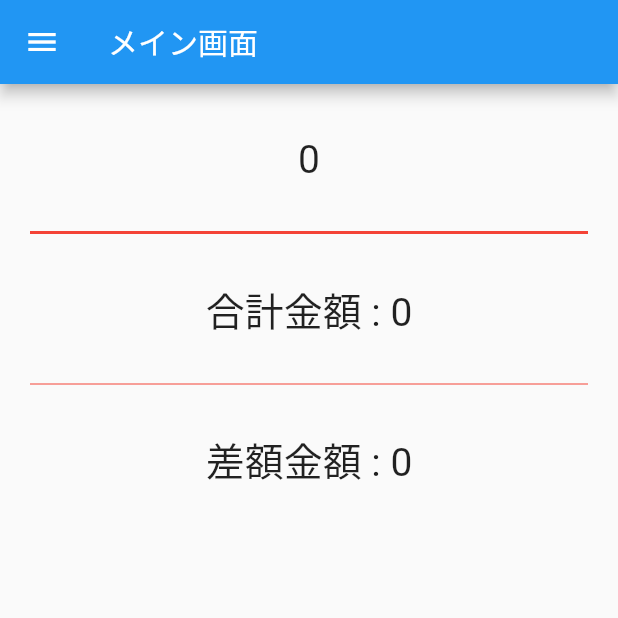
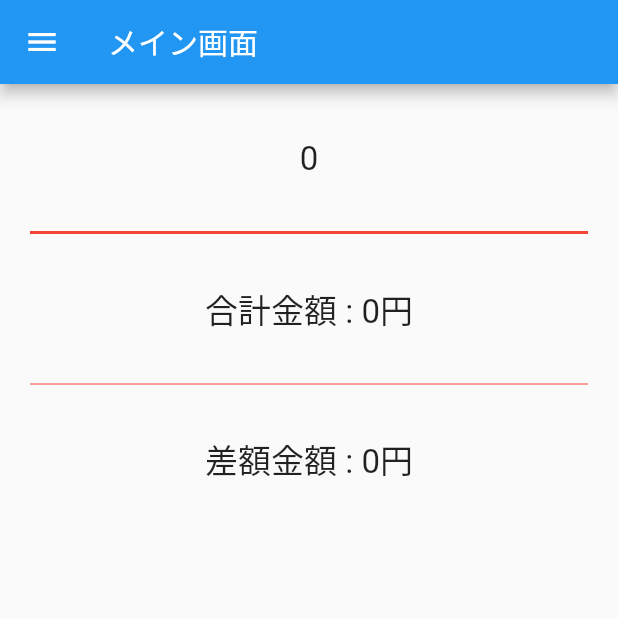
Before and after one commit to gitknkn/flutter_tutorial, a Flutter app: the MoneyScreen screen opened by its route, on a phone screen of 412 x 824 dp, the top half of it. Run offline on Flutter 3.47's test engine with Material 2 defaults, Android fonts, the light colour scheme and no system bars; our stand-ins replace badges, date_time_picker, dio, flutter_riverpod, flutter_slidable, freezed_annotation and 5 more; accounts and stored records are empty; generated files the repository leaves out were written again.

Commit message:
[WIP]表示動作確認済

```diff
--- a/lib/money_app/screen/money_screen.dart
+++ b/lib/money_app/screen/money_screen.dart
@@ -10,6 +10,9 @@ class MoneyScreen extends ConsumerWidget {
   Widget build(BuildContext context, ScopedReader watch) {
     final state = watch(moneyStateNotifier.state);
     var _differenceMoney = state.differenceMoney;
+    var _totalMoney = state.totalAddMoney;
+    // var _targetMoney = state.targetMoneyInfoData.targetMoney;
+
     return Scaffold(
       appBar: AppBar(
         title: Text('メイン画面'),
@@ -55,10 +58,10 @@ class MoneyScreen extends ConsumerWidget {
               height: 100,
               child: Text(
                 state.targetMoneyInfoData != null
-                    ? '目標金額 : ${state.targetMoneyInfoData.targetMoney.toString()}'
+                    ? '目標金額 : ${state.targetMoneyInfoData.targetMoney.toString()}円'
                     : '0',
                 style: TextStyle(
-                  fontSize: 26,
+                  fontSize: 22,
                 ),
               ),
             ),
@@ -72,9 +75,9 @@ class MoneyScreen extends ConsumerWidget {
               alignment: Alignment.center,
               height: 100,
               child: Text(
-                '合計金額 : ${state.totalAddMoney.toString()}',
+                '合計金額 : $_totalMoney円',
                 style: TextStyle(
-                  fontSize: 26,
+                  fontSize: 22,
                 ),
               ),
             ),
@@ -83,15 +86,47 @@ class MoneyScreen extends ConsumerWidget {
               alignment: Alignment.center,
               height: 100,
               child: Text(
-                '差額金額 : $_differenceMoney',
+                state.isMessageDialog
+                    ? '目標金額達成です。'
+                        '\nおめでとうございます！'
+                    : '差額金額 : $_differenceMoney円',
                 style: TextStyle(
-                  fontSize: 26,
+                  fontSize: 22,
                 ),
               ),
             ),
+
+            /// ここに配置したら、add_money_form側で表示されるようになった？？
+            state.isMessageDialog
+                ? Center(child: _createShowDialog(context))
+                : Container(),
           ],
         ),
       ),
     );
   }
+
+  Widget _createShowDialog(BuildContext context) {
+    WidgetsBinding.instance.addPostFrameCallback(
+      (_) {
+        return showDialog(
+          context: context,
+          builder: (_) {
+            return AlertDialog(
+              title: Text('目標金額達成！'),
+              content: Text('おめでとうございます'),
+              actions: [
+                ElevatedButton(
+                  child: Text('閉じる'),
+                  onPressed: () {
+                    Navigator.pop(context);
+                  },
+                )
+              ],
+            );
+          },
+        );
+      },
+    );
+  }
 }
--- a/lib/money_app/state/money_info_state.dart
+++ b/lib/money_app/state/money_info_state.dart
@@ -12,7 +12,7 @@ abstract class MoneyInfoState with _$MoneyInfoState {
     TargetMoneyInfoData targetMoneyInfoData,
     @Default(0) int totalAddMoney,
     @Default(0) int differenceMoney,
-
-    /// @Default(0) int addMoneyResult,
+    @Default(false) bool isMessageDialog,
+    // @Default(0) int addMoneyResult,
   }) = _MoneyInfoState;
 }
--- a/pubspec.yaml
+++ b/pubspec.yaml
@@ -33,7 +33,6 @@ dependencies:
 #  flutter_datetime_picker: ^1.1.1
   date_time_picker: ^1.1.1
   flutter_form_builder: ^4.2.0
-
   badges: ^1.2.0
 
 dev_dependencies:
```
Also changed, not shown: lib/money_app/screen/add_money_form.dart (+45 -7 lines), lib/money_app/screen/money_screen_statenotifier.dart (+15 -0 lines), lib/money_app/state/money_info_state.freezed.dart.
